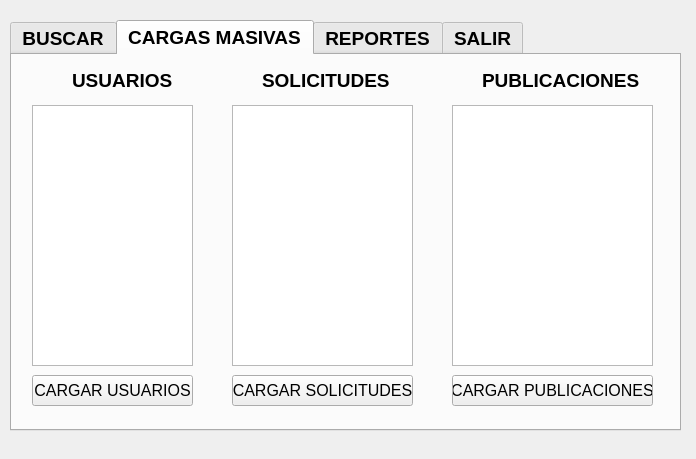
Old version of the form FASE2/mainadmin.ui in the repository evelynbalcarcel/-EDD-Proyecto_202200110.
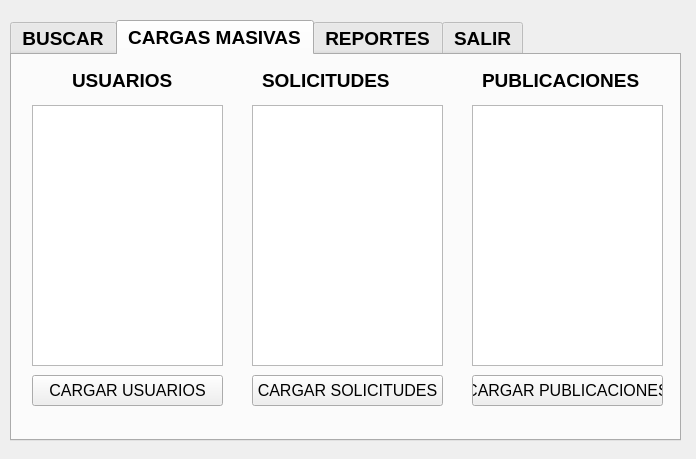
New version of the form. The open tabs and pages were chosen to show the change.

What changed in the file:
```diff
--- a/FASE2/mainadmin.ui
+++ b/FASE2/mainadmin.ui
@@ -19,7 +19,7 @@
      <x>10</x>
      <y>20</y>
      <width>671</width>
-     <height>411</height>
+     <height>421</height>
     </rect>
    </property>
    <property name="font">
@@ -242,7 +242,7 @@
       <rect>
        <x>20</x>
        <y>320</y>
-       <width>161</width>
+       <width>191</width>
        <height>31</height>
       </rect>
      </property>
@@ -285,9 +285,9 @@
     <widget class="QPushButton" name="CargaSoliJSON">
      <property name="geometry">
       <rect>
-       <x>220</x>
+       <x>240</x>
        <y>320</y>
-       <width>181</width>
+       <width>191</width>
        <height>31</height>
       </rect>
      </property>
@@ -304,9 +304,9 @@
     <widget class="QPushButton" name="CargaPubliJSON">
      <property name="geometry">
       <rect>
-       <x>440</x>
+       <x>460</x>
        <y>320</y>
-       <width>201</width>
+       <width>191</width>
        <height>31</height>
       </rect>
      </property>
@@ -338,7 +338,7 @@
       <rect>
        <x>20</x>
        <y>50</y>
-       <width>161</width>
+       <width>191</width>
        <height>261</height>
       </rect>
      </property>
@@ -355,22 +355,34 @@
     <widget class="QPlainTextEdit" name="cargaSolicitudes">
      <property name="geometry">
       <rect>
-       <x>220</x>
+       <x>460</x>
        <y>50</y>
-       <width>181</width>
+       <width>191</width>
        <height>261</height>
       </rect>
      </property>
+     <property name="font">
+      <font>
+       <pointsize>10</pointsize>
+       <bold>false</bold>
+      </font>
+     </property>
     </widget>
     <widget class="QPlainTextEdit" name="cargaPublicaciones">
      <property name="geometry">
       <rect>
-       <x>440</x>
+       <x>240</x>
        <y>50</y>
-       <width>201</width>
+       <width>191</width>
        <height>261</height>
       </rect>
      </property>
+     <property name="font">
+      <font>
+       <pointsize>10</pointsize>
+       <bold>false</bold>
+      </font>
+     </property>
     </widget>
    </widget>
    <widget class="QWidget" name="tab_3">
```
Left out of the diff: 20 changed lines with no effect on the pictures.
